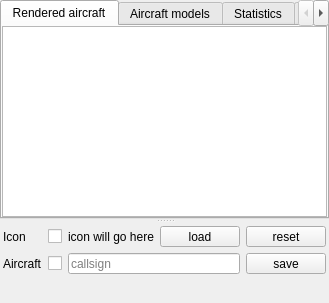
Before: the Qt Designer form src/blackgui/components/mappingcomponent.ui in swift-project/pilotclient, drawn with Qt 5.
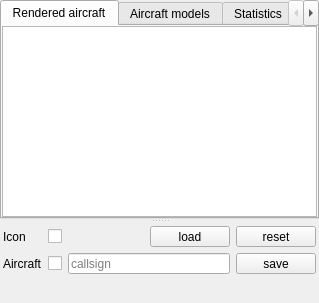
After: the same form once the commit is applied. Custom widgets are drawn as their Qt base class.

Commit message: Ref T182, show image as overlay (and not as label, which is too small)

Patch:
```diff
--- a/src/blackgui/components/mappingcomponent.ui
+++ b/src/blackgui/components/mappingcomponent.ui
@@ -222,13 +222,6 @@
          </property>
         </widget>
        </item>
-       <item row="0" column="2" colspan="2">
-        <widget class="QLabel" name="lbl_AircraftIconDisplayed">
-         <property name="text">
-          <string>icon will go here</string>
-         </property>
-        </widget>
-       </item>
        <item row="0" column="0">
         <widget class="QLabel" name="lbl_AircraftIcon">
          <property name="text">
@@ -236,17 +229,7 @@
          </property>
         </widget>
        </item>
-       <item row="0" column="4">
-        <widget class="QPushButton" name="pb_LoadModels">
-         <property name="toolTip">
-          <string>load models</string>
-         </property>
-         <property name="text">
-          <string>load</string>
-         </property>
-        </widget>
-       </item>
-       <item row="0" column="5">
+       <item row="0" column="3">
         <widget class="QPushButton" name="pb_ResetAircraft">
          <property name="toolTip">
           <string>reset model by callsign</string>
@@ -256,20 +239,7 @@
          </property>
         </widget>
        </item>
-       <item row="1" column="2" colspan="3">
-        <widget class="QLineEdit" name="le_Callsign">
-         <property name="maxLength">
-          <number>15</number>
-         </property>
-         <property name="readOnly">
-          <bool>true</bool>
-         </property>
-         <property name="placeholderText">
-          <string>callsign</string>
-         </property>
-        </widget>
-       </item>
-       <item row="1" column="5">
+       <item row="1" column="3">
         <widget class="QPushButton" name="pb_SaveAircraft">
          <property name="toolTip">
           <string>save selected model</string>
@@ -279,7 +249,7 @@
          </property>
         </widget>
        </item>
-       <item row="2" column="0" colspan="6">
+       <item row="2" column="0" colspan="4">
         <widget class="BlackGui::Components::CAircraftModelStringCompleter" name="completer_ModelStrings">
          <property name="minimumSize">
           <size>
@@ -289,6 +259,29 @@
          </property>
         </widget>
        </item>
+       <item row="1" column="2">
+        <widget class="QLineEdit" name="le_Callsign">
+         <property name="maxLength">
+          <number>15</number>
+         </property>
+         <property name="readOnly">
+          <bool>true</bool>
+         </property>
+         <property name="placeholderText">
+          <string>callsign</string>
+         </property>
+        </widget>
+       </item>
+       <item row="0" column="2" alignment="Qt::AlignRight">
+        <widget class="QPushButton" name="pb_LoadModels">
+         <property name="toolTip">
+          <string>load models</string>
+         </property>
+         <property name="text">
+          <string>load</string>
+         </property>
+        </widget>
+       </item>
       </layout>
      </widget>
     </widget>
@@ -296,16 +289,16 @@
   </layout>
  </widget>
  <customwidgets>
-  <customwidget>
-   <class>BlackGui::Views::CAircraftModelView</class>
-   <extends>QTableView</extends>
-   <header>blackgui/views/aircraftmodelview.h</header>
-  </customwidget>
   <customwidget>
    <class>BlackGui::Views::CSimulatedAircraftView</class>
    <extends>QTableView</extends>
    <header>blackgui/views/simulatedaircraftview.h</header>
   </customwidget>
+  <customwidget>
+   <class>BlackGui::Views::CAircraftModelView</class>
+   <extends>QTableView</extends>
+   <header>blackgui/views/aircraftmodelview.h</header>
+  </customwidget>
   <customwidget>
    <class>BlackGui::Components::CModelMatcherLogComponent</class>
    <extends>QFrame</extends>
```
The commit also changes 2 other files.
